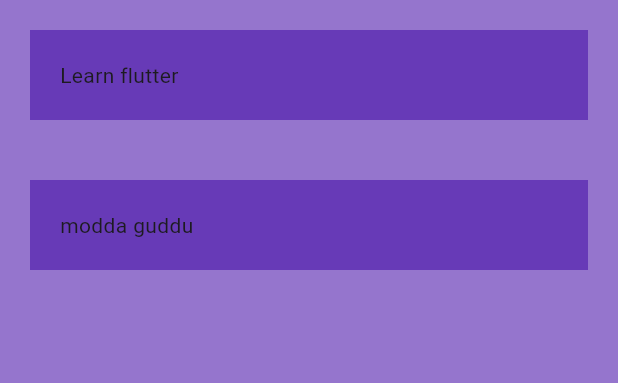
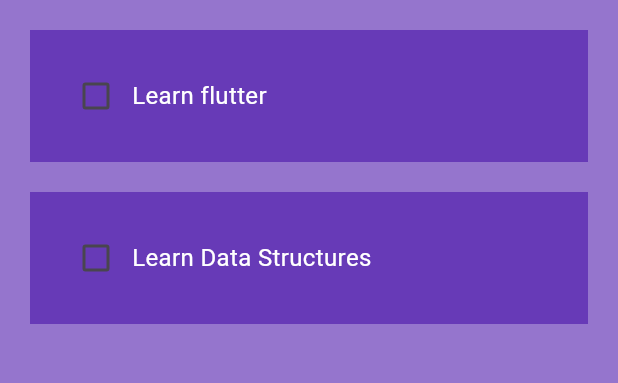
Before and after one commit to nithin2k5/to_do, a Flutter app: the screen it shows after launch, on a phone screen of 412 x 824 dp, the part 84-467 px from its top. Run offline on Flutter 3.47's test engine with Material 3 defaults, Android fonts, the phone set to English and light mode, and no system bars.

Commit message:
minor changes made to todo task cards

```diff
--- a/lib/pages/home_page.dart
+++ b/lib/pages/home_page.dart
@@ -1,38 +1,44 @@
 import 'package:flutter/material.dart';
+import '../utils/todo_list.dart';
 
-class HomePage extends StatelessWidget {
-   HomePage({super.key});
+class HomePage extends StatefulWidget {
+  HomePage({super.key});
 
+  @override
+  _HomePageState createState() => _HomePageState();
+}
+
+class _HomePageState extends State<HomePage> {
   List toDoList = [
     ['Learn flutter', false],
-    ['modda guddu', false],
+    ['Learn Data Structures', false],
+  ];
 
-  ];
+  void handleToDoChange(bool? value, int index) {
+    setState(() {
+      toDoList[index][1] = !toDoList[index][1];
+    });
+  }
 
   @override
   Widget build(BuildContext context) {
     return Scaffold(
       backgroundColor: Colors.deepPurple.shade300,
       appBar: AppBar(
-        title: Text('Simple ToDo'
-        ),
+        title: Text('Simple ToDo'),
         backgroundColor: Colors.deepPurple,
         foregroundColor: Colors.white,
       ),
-      body: ListView.builder(itemCount: toDoList.length,itemBuilder: (BuildContext context, index) {
-          return Padding(
-            padding: const EdgeInsets.all(20),
-            child: Container(
-              padding: EdgeInsets.all(20),
-              color: Colors.deepPurple,
-              child: Text(
-                toDoList[index][0],
-
-              ),
-            ),
+      body: ListView.builder(
+        itemCount: toDoList.length,
+        itemBuilder: (BuildContext context, index) {
+          return TodoList(
+            taskName: toDoList[index][0],
+            isCompleted: toDoList[index][1],
+            onChanged: (value) => handleToDoChange(value, index),
           );
-        }),
-
+        },
+      ),
     );
   }
 }
--- /dev/null
+++ b/lib/utils/todo_list.dart
@@ -0,0 +1,32 @@
+import 'package:flutter/material.dart';
+
+class TodoList extends StatelessWidget{
+
+    const TodoList({super.key, required this.taskName, required this.isCompleted, required this.onChanged,});
+
+    final String taskName;
+    final bool isCompleted;
+    final ValueChanged<bool?> onChanged;
+
+    @override
+    Widget build(BuildContext context){
+        return Padding(
+            padding: const EdgeInsets.only(left: 20,right: 20,top: 20, bottom: 0),
+            child: Container(
+                padding: EdgeInsets.all(20),
+                color: Colors.deepPurple,
+
+                child: Row(
+                    children: [
+                        Checkbox(value: isCompleted, onChanged: onChanged),
+                        Text(taskName,
+                        style: const TextStyle (
+                            color: Colors.white,
+                            fontSize: 16,
+                        )),
+                    ],
+                ),
+            )
+        );
+    }
+}
```
